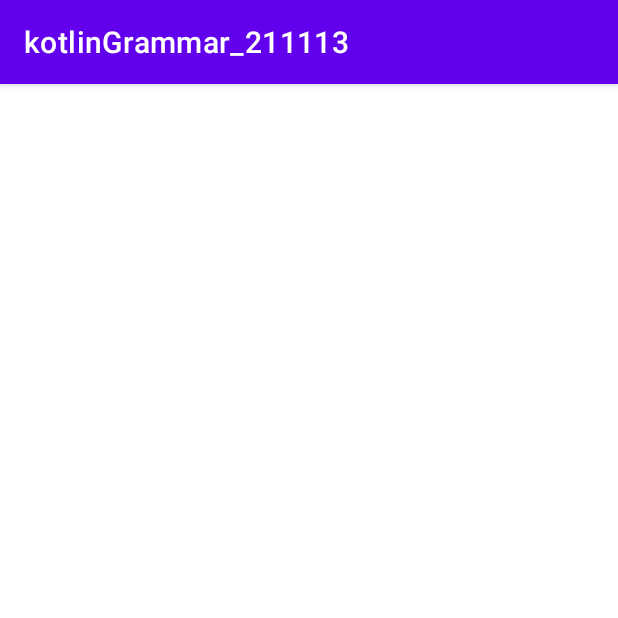
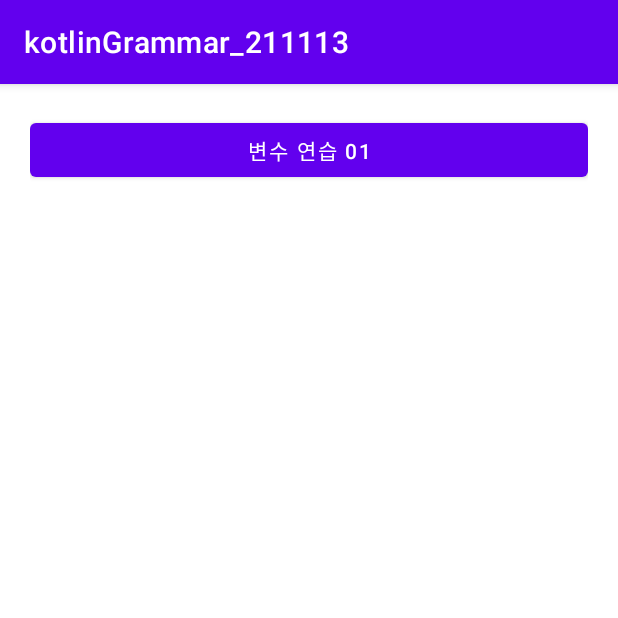
Before and after one commit to Zensdell/kotlinGrammar_211113, an Android app: the screen it shows after launch (MainActivity), on a phone screen of 412 x 824 dp, the top half of it. Run offline under Robolectric (Android 15) with nearby library versions, the phone set to English and light mode, and no system bars.

Commit message:
var / val 변수 만드는 용법 차이 경험

```diff
--- a/app/src/main/res/layout/activity_main.xml
+++ b/app/src/main/res/layout/activity_main.xml
@@ -5,7 +5,14 @@
     android:layout_width="match_parent"
     android:layout_height="match_parent"
     android:orientation="vertical"
+    android:padding="20dp"
     tools:context=".MainActivity">
+
+    <Button
+        android:id="@+id/btnVariable"
+        android:text="변수 연습 01"
+        android:layout_width="match_parent"
+        android:layout_height="wrap_content"/>
 
 
 </LinearLayout>
```
Also changed, not shown: app/src/main/java/com/nepplus/kotlingrammar_211113/MainActivity.kt (+21 -0 lines).
